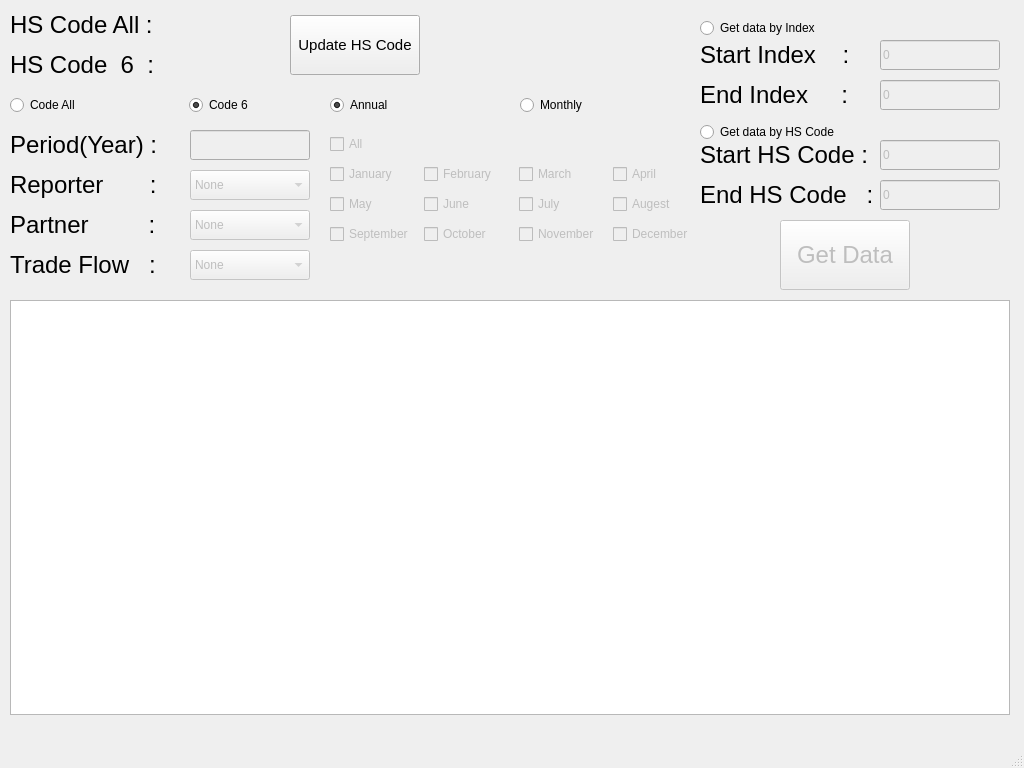
MatsuiLin101/hscode, file ui/main.ui: the form before one commit.
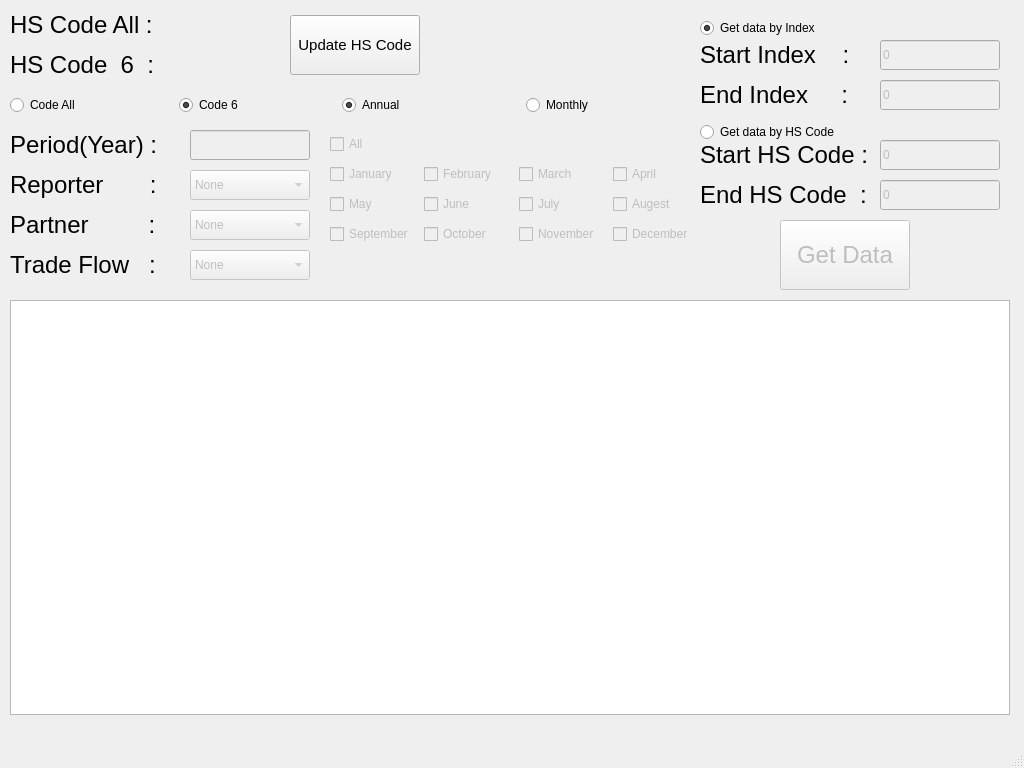
The form after the commit.

Commit message: Setup search radio button

```diff
--- a/ui/main.ui
+++ b/ui/main.ui
@@ -3342,9 +3342,9 @@
    <widget class="QWidget" name="horizontalLayoutWidget">
     <property name="geometry">
      <rect>
-      <x>330</x>
+      <x>342</x>
       <y>80</y>
-      <width>373</width>
+      <width>361</width>
       <height>51</height>
      </rect>
     </property>
@@ -3548,7 +3548,7 @@
      <rect>
       <x>10</x>
       <y>80</y>
-      <width>351</width>
+      <width>331</width>
       <height>51</height>
      </rect>
     </property>
@@ -3623,7 +3623,7 @@
      </font>
     </property>
     <property name="text">
-     <string>End HS Code   :</string>
+     <string>End HS Code  :</string>
     </property>
    </widget>
    <widget class="QLineEdit" name="tab14_input_start_hs">
@@ -3682,6 +3682,9 @@
        <property name="text">
         <string>Get data by Index</string>
        </property>
+       <property name="checked">
+        <bool>true</bool>
+       </property>
       </widget>
      </item>
      <item>
```
The commit also changes 2 other files.
